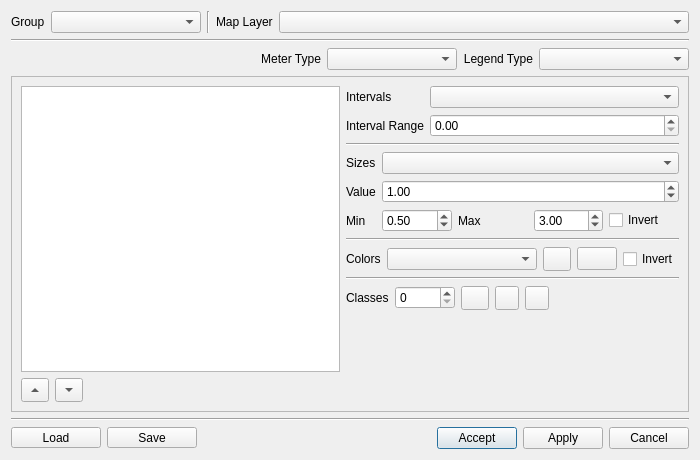
Above: ui/project/qgisred_legends_dialog.ui from qgisred/QGISRed before the change. Below: the same form after it.
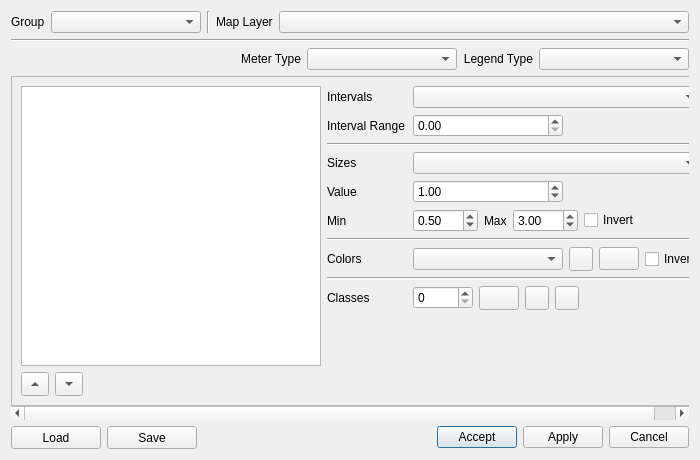
That is the form after the change. Custom widgets are drawn as their Qt base class.

Commit message: [Legends] UI redesign

```diff
--- a/ui/project/qgisred_legends_dialog.ui
+++ b/ui/project/qgisred_legends_dialog.ui
@@ -119,7 +119,7 @@
       <widget class="QComboBox" name="cbVariant">
        <property name="minimumSize">
         <size>
-         <width>130</width>
+         <width>150</width>
          <height>0</height>
         </size>
        </property>
@@ -289,7 +289,10 @@
               <number>0</number>
              </property>
              <item>
-              <layout class="QFormLayout" name="classificationForm">
+              <layout class="QGridLayout" name="optionsGrid">
+               <property name="horizontalSpacing">
+                <number>8</number>
+               </property>
                <item row="0" column="0">
                 <widget class="QLabel" name="labelMode">
                  <property name="text">
@@ -302,6 +305,12 @@
                </item>
                <item row="0" column="1">
                 <widget class="QComboBox" name="cbMode">
+                 <property name="sizePolicy">
+                  <sizepolicy hsizetype="Expanding" vsizetype="Fixed">
+                   <horstretch>1</horstretch>
+                   <verstretch>0</verstretch>
+                  </sizepolicy>
+                 </property>
                  <property name="minimumSize">
                   <size>
                    <width>150</width>
@@ -328,23 +337,25 @@
                    <height>0</height>
                   </size>
                  </property>
+                 <property name="maximumSize">
+                  <size>
+                   <width>150</width>
+                   <height>16777215</height>
+                  </size>
+                 </property>
                  <property name="maximum">
                   <double>9999999999999999583119736832.000000000000000</double>
                  </property>
                 </widget>
                </item>
-              </layout>
-             </item>
-             <item>
+               <item row="2" column="0" colspan="2">
               <widget class="Line" name="line_4">
                <property name="orientation">
                 <enum>Qt::Horizontal</enum>
                </property>
               </widget>
              </item>
-             <item>
-              <layout class="QFormLayout" name="sizesForm">
-               <item row="0" column="0">
+               <item row="3" column="0">
                 <widget class="QLabel" name="labelSizes">
                  <property name="text">
                   <string>Sizes</string>
@@ -354,8 +365,14 @@
                  </property>
                 </widget>
                </item>
-               <item row="0" column="1">
+               <item row="3" column="1">
                 <widget class="QComboBox" name="cbSizes">
+                 <property name="sizePolicy">
+                  <sizepolicy hsizetype="Expanding" vsizetype="Fixed">
+                   <horstretch>1</horstretch>
+                   <verstretch>0</verstretch>
+                  </sizepolicy>
+                 </property>
                  <property name="minimumSize">
                   <size>
                    <width>150</width>
@@ -364,7 +381,7 @@
                  </property>
                 </widget>
                </item>
-               <item row="1" column="0">
+               <item row="4" column="0">
                 <widget class="QLabel" name="labelSizeValue">
                  <property name="text">
                   <string>Value</string>
@@ -374,7 +391,7 @@
                  </property>
                 </widget>
                </item>
-               <item row="1" column="1">
+               <item row="4" column="1">
                 <widget class="QDoubleSpinBox" name="spinSizeEqual">
                  <property name="minimumSize">
                   <size>
@@ -382,6 +399,12 @@
                    <height>0</height>
                   </size>
                  </property>
+                 <property name="maximumSize">
+                  <size>
+                   <width>150</width>
+                   <height>16777215</height>
+                  </size>
+                 </property>
                  <property name="maximum">
                   <double>20.000000000000000</double>
                  </property>
@@ -393,7 +416,7 @@
                  </property>
                 </widget>
                </item>
-               <item row="2" column="0">
+               <item row="5" column="0">
                 <widget class="QLabel" name="labelSpinMin">
                  <property name="text">
                   <string>Min</string>
@@ -403,8 +426,11 @@
                  </property>
                 </widget>
                </item>
-               <item row="2" column="1">
+               <item row="5" column="1">
                 <layout class="QHBoxLayout" name="sizeRangeLayout">
+                 <property name="spacing">
+                  <number>6</number>
+                 </property>
                  <item>
                   <widget class="QDoubleSpinBox" name="spinSizeMin">
                    <property name="minimumSize">
@@ -413,6 +439,9 @@
                      <height>0</height>
                     </size>
                    </property>
+                   <property name="maximum">
+                    <double>20.000000000000000</double>
+                   </property>
                    <property name="singleStep">
                     <double>0.100000000000000</double>
                    </property>
@@ -457,20 +486,29 @@
                    </property>
                   </widget>
                  </item>
-                </layout>
-               </item>
-              </layout>
-             </item>
              <item>
+                  <spacer name="sizeRangeSpacer">
+                   <property name="orientation">
+                    <enum>Qt::Horizontal</enum>
+                   </property>
+                   <property name="sizeHint" stdset="0">
+                    <size>
+                     <width>0</width>
+                     <height>0</height>
+                    </size>
+                   </property>
+                  </spacer>
+                 </item>
+                </layout>
+               </item>
+               <item row="6" column="0" colspan="2">
               <widget class="Line" name="line_5">
                <property name="orientation">
                 <enum>Qt::Horizontal</enum>
                </property>
               </widget>
              </item>
-             <item>
-              <layout class="QFormLayout" name="colorsForm">
-               <item row="0" column="0">
+               <item row="7" column="0">
                 <widget class="QLabel" name="labelColors">
                  <property name="text">
                   <string>Colors</string>
@@ -480,10 +518,19 @@
                  </property>
                 </widget>
                </item>
-               <item row="0" column="1">
+               <item row="7" column="1">
                 <layout class="QHBoxLayout" name="colorControlsLayout">
+                 <property name="spacing">
+                  <number>6</number>
+                 </property>
                  <item>
                   <widget class="QComboBox" name="cbColors">
+                   <property name="sizePolicy">
+                    <sizepolicy hsizetype="Expanding" vsizetype="Fixed">
+                     <horstretch>1</horstretch>
+                     <verstretch>0</verstretch>
+                    </sizepolicy>
+                   </property>
                    <property name="minimumSize">
                     <size>
                      <width>150</width>
@@ -536,21 +583,17 @@
                  </item>
                 </layout>
                </item>
-              </layout>
-             </item>
-             <item>
+               <item row="8" column="1">
               <layout class="QHBoxLayout" name="palletesHorizontalLayout"/>
              </item>
-             <item>
+               <item row="9" column="0" colspan="2">
               <widget class="Line" name="line_7">
                <property name="orientation">
                 <enum>Qt::Horizontal</enum>
                </property>
               </widget>
              </item>
-             <item>
-              <layout class="QFormLayout" name="classesForm">
-               <item row="0" column="0">
+               <item row="10" column="0">
                 <widget class="QLabel" name="labelClass">
                  <property name="text">
                   <string>Classes</string>
@@ -560,8 +603,11 @@
                  </property>
                 </widget>
                </item>
-               <item row="0" column="1">
+               <item row="10" column="1">
                 <layout class="QHBoxLayout" name="classControlsLayout">
+                 <property name="spacing">
+                  <number>6</number>
+                 </property>
                  <item>
                   <widget class="QSpinBox" name="leClassCount">
                    <property name="minimumSize">
@@ -582,7 +628,7 @@
                    </property>
                    <property name="maximumSize">
                     <size>
-                     <width>28</width>
+                     <width>16777215</width>
                      <height>28</height>
                     </size>
                    </property>
@@ -624,8 +670,8 @@
                    </property>
                    <property name="sizeHint" stdset="0">
                     <size>
-                     <width>10</width>
-                     <height>10</height>
+                     <width>0</width>
+                     <height>0</height>
                     </size>
                    </property>
                   </spacer>
@@ -657,13 +703,6 @@
      </widget>
     </widget>
    </item>
-   <item>
-    <widget class="Line" name="line">
-     <property name="orientation">
-      <enum>Qt::Horizontal</enum>
-     </property>
-    </widget>
-   </item>
    <item>
     <layout class="QHBoxLayout" name="buttonsLayout">
      <item>
@@ -671,7 +710,7 @@
        <property name="minimumSize">
         <size>
          <width>90</width>
-         <height>0</height>
+         <height>23</height>
         </size>
        </property>
        <property name="text">
@@ -690,7 +729,7 @@
        <property name="minimumSize">
         <size>
          <width>90</width>
-         <height>0</height>
+         <height>23</height>
         </size>
        </property>
        <property name="text">
```
Lines whose indentation alone changed are shown as unchanged. The commit also changes 3 other files.
